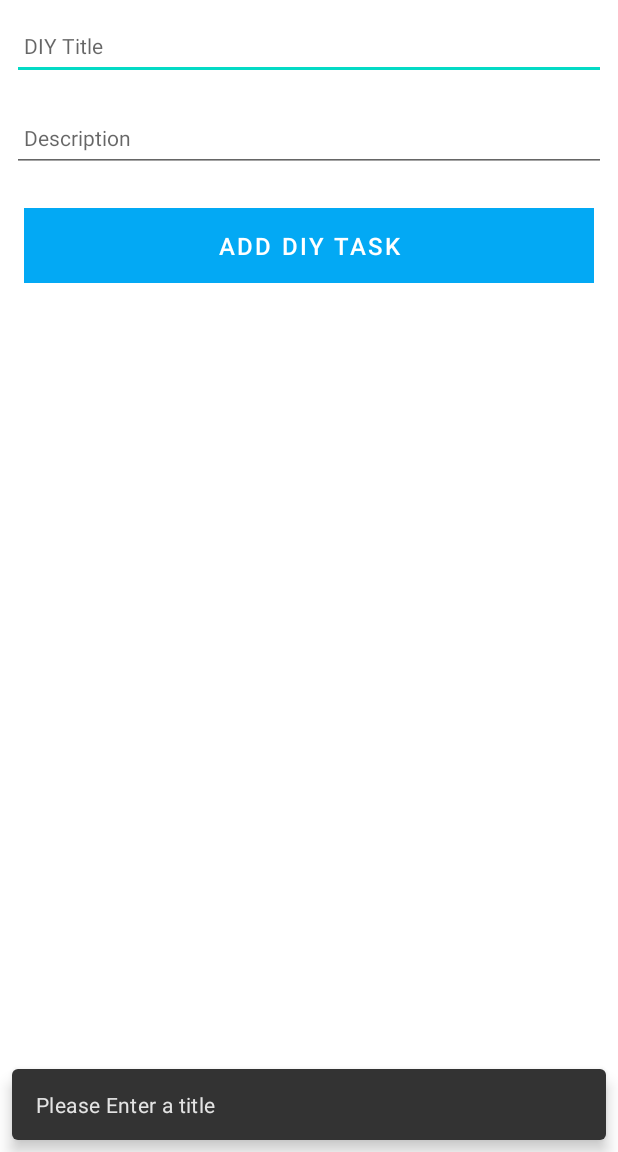
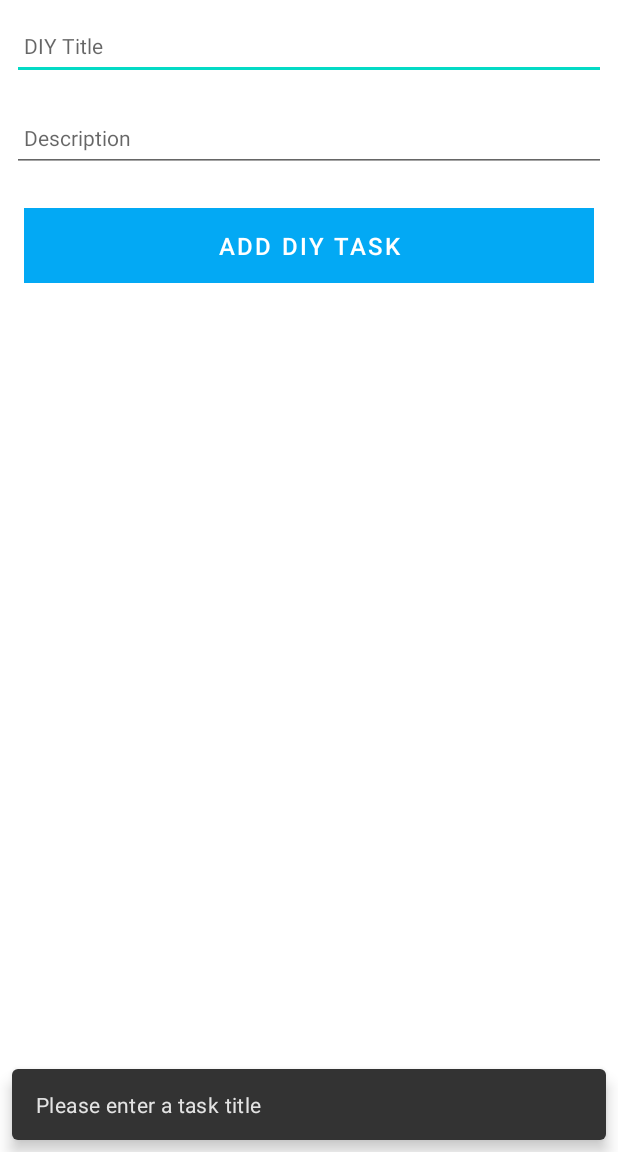
Before and after one commit to Irhutchi/Android-DIY-App, an Android app: the DIYActivity screen opened directly, with no data from a screen before it, after a tap on "ADD DIY TASK", on a phone screen of 412 x 824 dp, the part 84-1236 px from its top. Run offline under Robolectric (Android 15) with nearby library versions, the phone set to English and light mode, and no system bars; our stand-ins replace Timber; 1 statement that could not run was skipped.

Commit message:
Update btnAdd event handler
Changed behaviour such thar the button should update exisiting
task with the newly entered values, not create a new one.

```diff
--- a/app/src/main/java/ie/wit/doityourself/activities/DIYActivity.kt
+++ b/app/src/main/java/ie/wit/doityourself/activities/DIYActivity.kt
@@ -22,6 +22,7 @@ class DIYActivity : AppCompatActivity() {
 
     override fun onCreate(savedInstanceState: Bundle?) {
         super.onCreate(savedInstanceState)
+        var edit = false
         //inflate layout using binding class
         binding = ActivityDiyBinding.inflate(layoutInflater)
         setContentView(binding.root)
@@ -33,24 +34,29 @@ class DIYActivity : AppCompatActivity() {
         i("DIY Activity started...")
 
         if(intent.hasExtra("task_edit")) {
+            edit = true
             task = intent.extras?.getParcelable("task_edit")!!
             binding.taskTitle.setText(task.title)
             binding.description.setText(task.description)
+            binding.btnAdd.setText(R.string.save_task)
         }
 
         binding.btnAdd.setOnClickListener() {
             task.title = binding.taskTitle.text.toString()
             task.description = binding.description.text.toString()
-            if(task.title.isNotEmpty()) {
-                i("add Button Pressed: $task.title")
-                app.tasks.create(task.copy())    // use mainApp (3)
+            if(task.title.isEmpty()) {
+                Snackbar
+                    .make(it, R.string.enter_diyTask_title, Snackbar.LENGTH_LONG)
+                    .show()
+            } else {
+                if (edit) {
+                    app.tasks.update(task.copy())
+                } else {
+                    app.tasks.create(task.copy()) // use mainApp (3)
+                    i("add Button Pressed: $task.title")
+                }
                 setResult(RESULT_OK)
                 finish()
-            }
-            else {
-                Snackbar
-                    .make(it,"Please Enter a title", Snackbar.LENGTH_LONG)
-                    .show()
             }
         }
     }
--- a/app/src/main/java/ie/wit/doityourself/models/DIYMemStore.kt
+++ b/app/src/main/java/ie/wit/doityourself/models/DIYMemStore.kt
@@ -23,7 +23,7 @@ class DIYMemStore: DIYStore {
         logAll()
     }
 
-    override fun update(task: DIYModel) {
+    fun update(task: DIYModel) {
         var foundTask: DIYModel? = tasks.find { t -> t.id == task.id }
         if (foundTask != null) {
             foundTask.title = task.title
--- a/app/src/main/res/values/strings.xml
+++ b/app/src/main/res/values/strings.xml
@@ -3,6 +3,8 @@
     <string name="menu_addTask">Add</string>
     <string name="menu_cancelTask">Cancel</string>
     <string name="button_addTask">Add DIY Task</string>
+    <string name="enter_diyTask_title">Please enter a task title</string>
     <string name="hint_taskTitle">DIY Title</string>
-    <string name="hint_taskDescription">Description </string>
+    <string name="hint_taskDescription">Description</string>
+    <string name="save_task"> Save Task</string>
 </resources>
```
